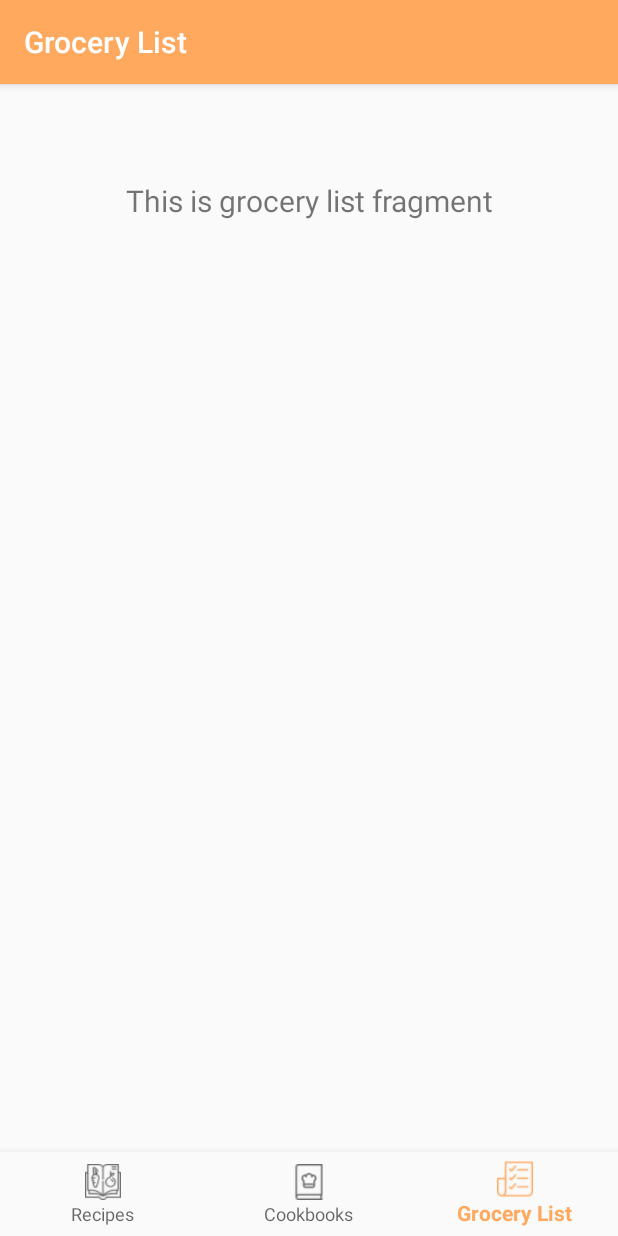
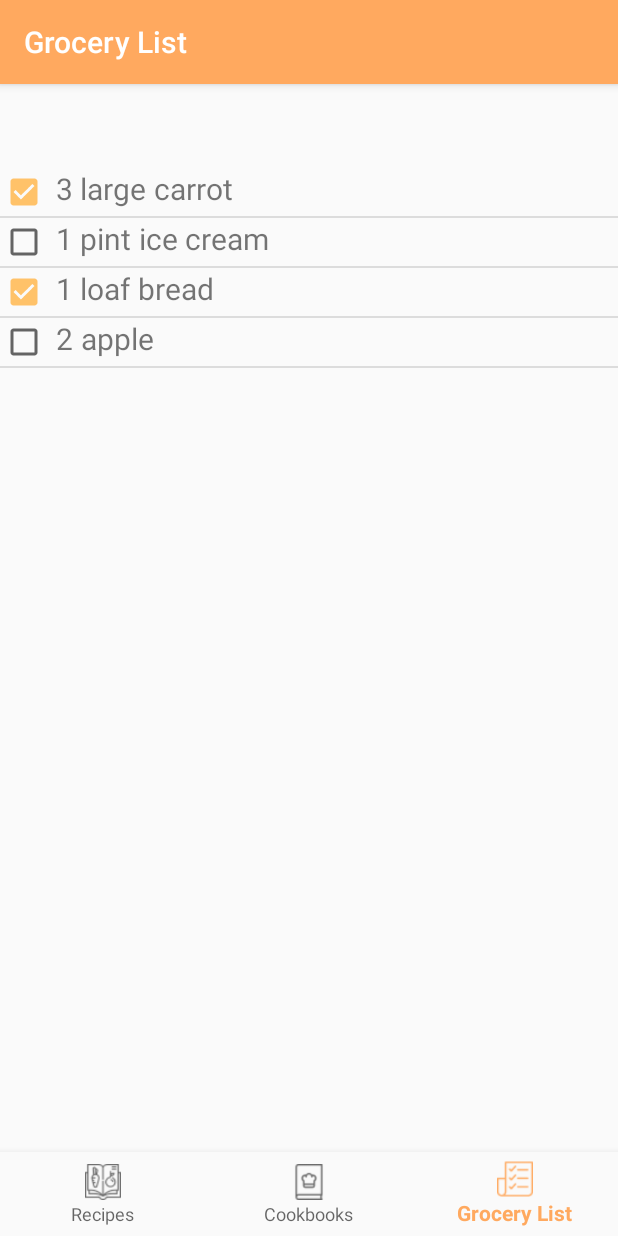
Before and after one commit to hbrender/RecipePal, an Android app: the screen it shows after launch (MainActivity), item 3 of the bottom bar chosen, on a phone screen of 412 x 824 dp. Run offline under Robolectric (Android 15) with nearby library versions, the phone set to English and light mode, and no system bars; our stand-ins replace navigation-ui.

Commit message:
database and layout for grocery list

```diff
--- a/app/src/main/java/com/example/recipepal/MainActivity.java
+++ b/app/src/main/java/com/example/recipepal/MainActivity.java
@@ -2,6 +2,7 @@ package com.example.recipepal;
 
 import android.os.Bundle;
 
+import com.example.recipepal.helpers.DatabaseHelper;
 import com.google.android.material.bottomnavigation.BottomNavigationView;
 
 import androidx.appcompat.app.AppCompatActivity;
@@ -15,6 +16,7 @@ import androidx.navigation.ui.NavigationUI;
 //<div>Icons made by <a href="https://www.flaticon.com/authors/eucalyp" title="Eucalyp">Eucalyp</a> from <a href="https://www.flaticon.com/" title="Flaticon">www.flaticon.com</a></div>
 //<div>Icons made by <a href="https://www.flaticon.com/authors/nikita-golubev" title="Nikita Golubev">Nikita Golubev</a> from <a href="https://www.flaticon.com/" title="Flaticon">www.flaticon.com</a></div>
 public class MainActivity extends AppCompatActivity {
+    DatabaseHelper databaseHelper = new DatabaseHelper(this);
 
     @Override
     protected void onCreate(Bundle savedInstanceState) {
@@ -29,6 +31,7 @@ public class MainActivity extends AppCompatActivity {
         NavController navController = Navigation.findNavController(this, R.id.nav_host_fragment);
         NavigationUI.setupActionBarWithNavController(this, navController, appBarConfiguration);
         NavigationUI.setupWithNavController(navView, navController);
+
     }
 
 }
--- /dev/null
+++ b/app/src/main/java/com/example/recipepal/helpers/DatabaseHelper.java
@@ -0,0 +1,142 @@
+//Source referenced: https://www.androidhive.info/2013/09/android-sqlite-database-with-multiple-tables/
+
+package com.example.recipepal.helpers;
+
+import android.content.Context;
+import android.database.Cursor;
+import android.database.sqlite.SQLiteDatabase;
+import android.database.sqlite.SQLiteOpenHelper;
+import android.util.Log;
+
+public class DatabaseHelper extends SQLiteOpenHelper {
+    static final String TAG = "DatabaseHelperTag";
+    static final String DATABASE_NAME = "recipePalDB";
+    static final int DATABASE_VERSION = 1;
+    private SQLiteDatabase defaultDB = null;
+
+    // Tables
+    static final String TABLE_RECIPE = "Recipe";
+    static final String TABLE_GROCERY_LIST = "GroceryList";
+    static final String TABLE_INGREDIENTS = "Ingredient";
+    static final String TABLE_INSTRUCTIONS = "Instructions";
+    static final String TABLE_RECIPE_INGREDIENTS = "RecipeIngredients";
+
+    // common column
+    public static final String ID = "_id";
+    public static final String NAME = "name";
+
+    // columns for Ingredient tables
+    public static final String AMOUNT = "amount"; // string, ex: 1 pound, 2 servings, 3, etc.
+
+    // columns for GroceryList table
+    public static final String INGREDIENT_ID = "ingredientId";
+    public static final String CHECKED = "checked"; // checked vs unchecked
+
+    // columns for Recipe table
+    public static final String IMAGE_RESOURCE = "imageResource";
+    public static final String TIME = "time";
+    public static final String CUISINE = "cuisine";
+
+    // columns for Instructions table
+    public static final String RECIPE_ID = "recipeId";
+    public static final String STEP_NUM = "stepNum";
+    public static final String CONTENT = "content";
+    public static final String BOOL_TIMER_NEEDED = "boolTimerNeeded";
+
+    // Recipe table create statement
+    private static final String CREATE_TABLE_RECIPE = "CREATE TABLE " + TABLE_RECIPE + "("
+            + ID + " INTEGER PRIMARY KEY AUTOINCREMENT, "
+            + NAME + " TEXT, "
+            + IMAGE_RESOURCE + " INTEGER, "
+            + TIME + " TEXT, "
+            + CUISINE + " TEXT)";
+
+    // Instruction table create statement
+    private static final String CREATE_TABLE_INSTRUCTIONS = "CREATE TABLE " + TABLE_INSTRUCTIONS + "("
+            + ID + " INTEGER, "
+            + RECIPE_ID  + " INTEGER, "
+            + STEP_NUM + " INTEGER, "
+            + CONTENT + " TEXT, "
+            + BOOL_TIMER_NEEDED + " INTEGER, "
+            + TIME + " TIME, "
+            + IMAGE_RESOURCE + " INTEGER, "
+            + "PRIMARY KEY(" + ID + ", " + RECIPE_ID + ", " + STEP_NUM + "), "
+            + "FOREIGN KEY(" + RECIPE_ID + ") REFERENCES " + TABLE_RECIPE + "(" + ID + "))";
+
+    // Ingredient table create statement
+    private static final String CREATE_TABLE_INGREDIENT = "CREATE TABLE " + TABLE_INGREDIENTS + "("
+            + ID + " INTEGER PRIMARY KEY AUTOINCREMENT, "
+            + NAME + " TEXT,"
+            + AMOUNT + " TEXT)";
+
+    private static final String CREATE_TABLE_RECIPE_INGREDIENT = "CREATE TABLE " + TABLE_RECIPE_INGREDIENTS + "("
+            + ID + " INTEGER PRIMARY KEY AUTOINCREMENT, "
+            + RECIPE_ID + " INTEGER, "
+            + INGREDIENT_ID + " INTEGER, "
+            + " FOREIGN KEY(" + RECIPE_ID + ") REFERENCES " + RECIPE_ID + "(" + ID + "), "
+            + " FOREIGN KEY(" + INGREDIENT_ID + ") REFERENCES " + TABLE_INGREDIENTS + "(" + ID + "))";
+
+
+    // GroceryList create statement
+    private static final String CREATE_TABLE_GROCERY_LIST = "CREATE TABLE " + TABLE_GROCERY_LIST + "("
+            + ID + " INTEGER, "
+            + CHECKED + " INTEGER, "
+            + INGREDIENT_ID + " INTEGER,"
+            + " PRIMARY KEY(" + ID + ", " + INGREDIENT_ID + "),"
+            + " FOREIGN KEY(" + INGREDIENT_ID + ") REFERENCES " + TABLE_INGREDIENTS + "(" + ID + "))";
+
+
+    public DatabaseHelper(Context context) {
+        super(context, DATABASE_NAME, null, DATABASE_VERSION);
+    }
+
+    @Override
+    public void onCreate(SQLiteDatabase db) {
+        Log.d(TAG, "onCreate: " + CREATE_TABLE_RECIPE);
+        db.execSQL(CREATE_TABLE_RECIPE);
+        Log.d(TAG, "onCreate: " + CREATE_TABLE_INGREDIENT);
+        db.execSQL(CREATE_TABLE_INGREDIENT);
+        Log.d(TAG, "onCreate: " + CREATE_TABLE_INSTRUCTIONS);
+        db.execSQL(CREATE_TABLE_INSTRUCTIONS);
+        Log.d(TAG, "onCreate: " + CREATE_TABLE_RECIPE_INGREDIENT);
+        db.execSQL(CREATE_TABLE_RECIPE_INGREDIENT);
+        Log.d(TAG, "onCreate: " + CREATE_TABLE_GROCERY_LIST);
+        db.execSQL(CREATE_TABLE_GROCERY_LIST);
+
+        db.execSQL("INSERT INTO " + TABLE_INGREDIENTS + " VALUES(1, 'carrot', '3 large')");
+        db.execSQL("INSERT INTO " + TABLE_INGREDIENTS + " VALUES(2, 'ice cream', '1 pint')");
+        db.execSQL("INSERT INTO " + TABLE_INGREDIENTS + " VALUES(3, 'bread', '1 loaf')");
+        db.execSQL("INSERT INTO " + TABLE_INGREDIENTS + " VALUES(4, 'apple', '2')");
+
+        db.execSQL("INSERT INTO " + TABLE_GROCERY_LIST + " VALUES(1, 0, 1)");
+        db.execSQL("INSERT INTO " + TABLE_GROCERY_LIST + " VALUES(2, 1, 2)");
+        db.execSQL("INSERT INTO " + TABLE_GROCERY_LIST + " VALUES(3, 0, 3)");
+        db.execSQL("INSERT INTO " + TABLE_GROCERY_LIST + " VALUES(4, 1, 4)");
+    }
+
+    @Override
+    public void onUpgrade(SQLiteDatabase db, int oldVersion, int newVersion) {
+        this.defaultDB = db;
+        // on upgrade drop older tables
+        db.execSQL("DROP TABLE IF EXISTS " + TABLE_GROCERY_LIST);
+        db.execSQL("DROP TABLE IF EXISTS " + TABLE_RECIPE_INGREDIENTS);
+        db.execSQL("DROP TABLE IF EXISTS " + TABLE_INSTRUCTIONS);
+        db.execSQL("DROP TABLE IF EXISTS " + TABLE_INGREDIENTS);
+        db.execSQL("DROP TABLE IF EXISTS " + TABLE_RECIPE);
+
+        // create new tables
+        onCreate(db);
+    }
+
+    public Cursor getAllGroceryListCursor() {
+        String sqlSelect = "SELECT i.*, g." + CHECKED
+                + " FROM " + TABLE_INGREDIENTS + " i, " + TABLE_GROCERY_LIST + " g"
+                + " WHERE g." + INGREDIENT_ID + " = i." + ID;
+
+        Log.d(TAG, "getAllGroceryListCursor: " + sqlSelect);
+        SQLiteDatabase db = getReadableDatabase();
+        Cursor cursor = db.rawQuery(sqlSelect, null);
+
+        return cursor;
+    }
+}
--- a/app/src/main/java/com/example/recipepal/ui/grocerylist/GroceryListFragment.java
+++ b/app/src/main/java/com/example/recipepal/ui/grocerylist/GroceryListFragment.java
@@ -1,9 +1,16 @@
 package com.example.recipepal.ui.grocerylist;
 
+import android.content.Context;
+import android.database.Cursor;
 import android.os.Bundle;
 import android.view.LayoutInflater;
 import android.view.View;
 import android.view.ViewGroup;
+import android.widget.CheckBox;
+import android.widget.GridLayout;
+import android.widget.ImageView;
+import android.widget.ListView;
+import android.widget.SimpleCursorAdapter;
 import android.widget.TextView;
 
 import androidx.annotation.Nullable;
@@ -13,23 +20,68 @@ import androidx.lifecycle.Observer;
 import androidx.lifecycle.ViewModelProviders;
 
 import com.example.recipepal.R;
+import com.example.recipepal.helpers.DatabaseHelper;
 
 public class GroceryListFragment extends Fragment {
+    DatabaseHelper databaseHelper;
+    ListView groceryListListView;
+    SimpleCursorAdapter simpleCursorAdapter;
 
-    private GroceryListViewModel notificationsViewModel;
+    @Override
+    public void onCreate(Bundle savedInstanceState) {
+        super.onCreate(savedInstanceState);
+    }
 
-    public View onCreateView(@NonNull LayoutInflater inflater,
-                             ViewGroup container, Bundle savedInstanceState) {
-        notificationsViewModel =
-                ViewModelProviders.of(this).get(GroceryListViewModel.class);
-        View root = inflater.inflate(R.layout.fragment_grocerylist, container, false);
-        final TextView textView = root.findViewById(R.id.text_grocerylist);
-        notificationsViewModel.getText().observe(this, new Observer<String>() {
+    public View onCreateView(@NonNull LayoutInflater inflater, ViewGroup container, Bundle savedInstanceState) {
+        View view = inflater.inflate(R.layout.fragment_grocerylist, container, false);
+        groceryListListView = view.findViewById(R.id.groceryListListView);
+        createGroceryListListView(getContext());
+
+        return view;
+    }
+
+    /**
+     * Creates layout for the note list view
+     * @param context the context
+     */
+    public void createGroceryListListView(final Context context) {
+        // list view adapter
+        final Cursor cursor = databaseHelper.getAllGroceryListCursor();
+        simpleCursorAdapter = new SimpleCursorAdapter(
+                context,
+                R.layout.grocery_list_row,
+                cursor,
+                new String[] {DatabaseHelper.NAME},
+                new int[] {R.id.nameTextView},
+                0) {
             @Override
-            public void onChanged(@Nullable String s) {
-                textView.setText(s);
+            public View getView(int position, View convertView, ViewGroup parent) {
+                View view = super.getView(position, convertView, parent);
+
+                CheckBox checkBox = view.findViewById(R.id.checkBox);
+                TextView amountTextView = view.findViewById(R.id.amountTextView);
+                TextView nameTextView = view.findViewById(R.id.nameTextView);
+
+                if (cursor.moveToPosition(position)) {
+                    amountTextView.setText(cursor.getString(cursor.getColumnIndex(DatabaseHelper.AMOUNT)));
+                    nameTextView.setText(cursor.getString(cursor.getColumnIndex(DatabaseHelper.NAME)));
+
+                    if (cursor.getInt(cursor.getInt(cursor.getColumnIndex(DatabaseHelper.CHECKED))) == 0) {
+                        checkBox.setChecked(false);
+                    } else {
+                        checkBox.setChecked(true);
+                    }
+                }
+
+                return view;
             }
-        });
-        return root;
+        };
+        groceryListListView.setAdapter(simpleCursorAdapter);
+    }
+
+    @Override
+    public void onAttach(@NonNull Context context) {
+        super.onAttach(context);
+        databaseHelper = new DatabaseHelper(context);
     }
 }
--- a/app/src/main/java/com/example/recipepal/ui/grocerylist/GroceryListViewModel.java
+++ /dev/null
@@ -1,19 +0,0 @@
-package com.example.recipepal.ui.grocerylist;
-
-import androidx.lifecycle.LiveData;
-import androidx.lifecycle.MutableLiveData;
-import androidx.lifecycle.ViewModel;
-
-public class GroceryListViewModel extends ViewModel {
-
-    private MutableLiveData<String> mText;
-
-    public GroceryListViewModel() {
-        mText = new MutableLiveData<>();
-        mText.setValue("This is grocery list fragment");
-    }
-
-    public LiveData<String> getText() {
-        return mText;
-    }
-}
--- a/app/src/main/res/layout/fragment_grocerylist.xml
+++ b/app/src/main/res/layout/fragment_grocerylist.xml
@@ -1,19 +1,13 @@
 <?xml version="1.0" encoding="utf-8"?>
-<androidx.constraintlayout.widget.ConstraintLayout xmlns:android="http://schemas.android.com/apk/res/android"
+<LinearLayout
+    xmlns:android="http://schemas.android.com/apk/res/android"
     xmlns:app="http://schemas.android.com/apk/res-auto"
     android:layout_width="match_parent"
-    android:layout_height="match_parent">
+    android:layout_height="match_parent"
+    android:orientation="horizontal">
 
-    <TextView
-        android:id="@+id/text_grocerylist"
+    <ListView
+        android:id="@+id/groceryListListView"
         android:layout_width="match_parent"
-        android:layout_height="wrap_content"
-        android:layout_marginStart="8dp"
-        android:layout_marginTop="8dp"
-        android:layout_marginEnd="8dp"
-        android:textAlignment="center"
-        android:textSize="20sp"
-        app:layout_constraintEnd_toEndOf="parent"
-        app:layout_constraintStart_toStartOf="parent"
-        app:layout_constraintTop_toTopOf="parent" />
-</androidx.constraintlayout.widget.ConstraintLayout>
+        android:layout_height="match_parent" />
+</LinearLayout>
--- /dev/null
+++ b/app/src/main/res/layout/grocery_list_row.xml
@@ -0,0 +1,26 @@
+<?xml version="1.0" encoding="utf-8"?>
+<LinearLayout xmlns:android="http://schemas.android.com/apk/res/android"
+    android:orientation="horizontal"
+    android:layout_width="match_parent"
+    android:layout_height="match_parent">
+
+    <CheckBox
+        android:id="@+id/checkBox"
+        android:layout_width="wrap_content"
+        android:layout_height="wrap_content" />
+
+    <TextView
+        android:id="@+id/amountTextView"
+        android:layout_width="wrap_content"
+        android:layout_height="wrap_content"
+        android:textSize="20sp"
+        android:layout_marginLeft="5dp"
+        android:layout_marginRight="5dp"/>
+
+    <TextView
+        android:id="@+id/nameTextView"
+        android:layout_width="wrap_content"
+        android:layout_height="wrap_content"
+        android:textSize="20sp"/>
+
+</LinearLayout>
```
